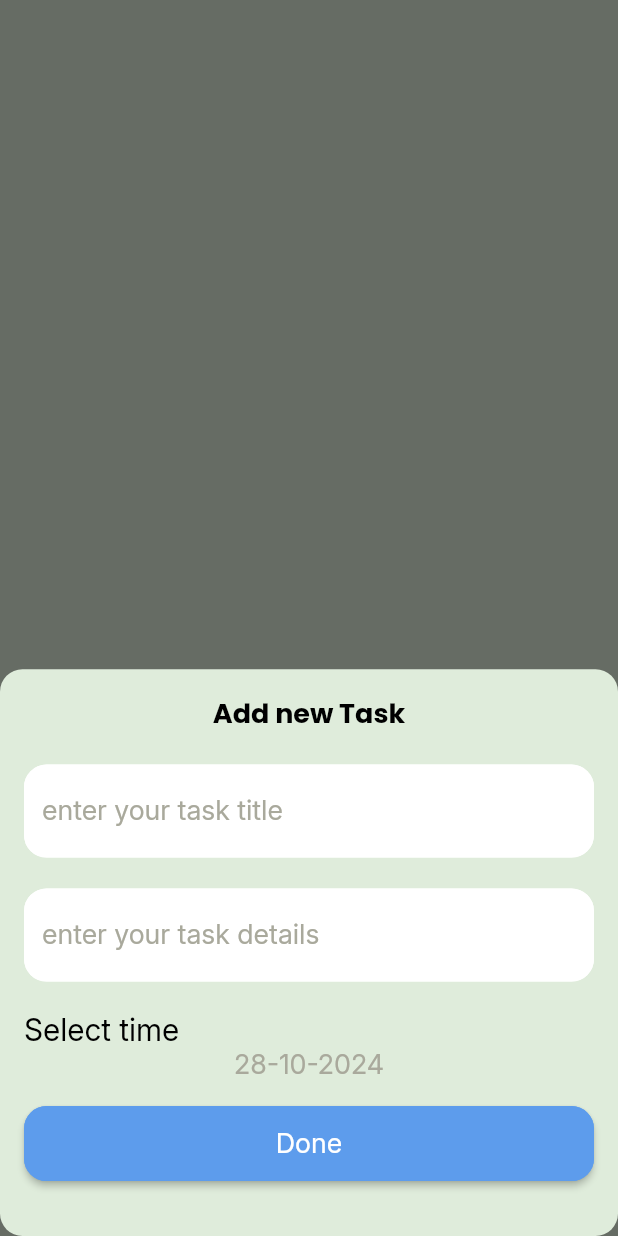
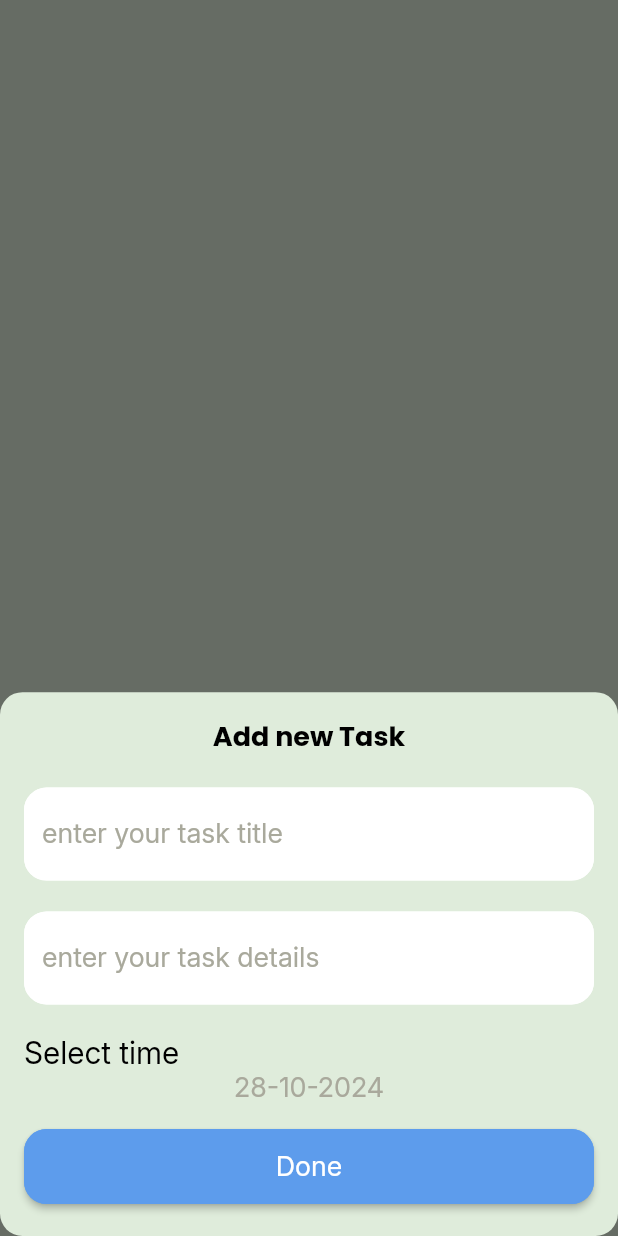
Before and after one commit to youssefehab11/todo_app, a Flutter app: what showTaskBottomSheet() shows on an empty page, opened directly, on a phone screen of 412 x 824 dp. Run offline on Flutter 3.47's test engine with Material 3 defaults, Android fonts, the phone set to English and light mode, and no system bars; our stand-ins replace cloud_firestore, easy_date_timeline, firebase_core, flutter_slidable, flutter_svg, shared_preferences; accounts and stored records are empty.

Commit message:
refactor ui design

```diff
--- a/lib/core/utils/styles.dart
+++ b/lib/core/utils/styles.dart
@@ -16,10 +16,10 @@ class LightTextStyles {
     fontSize: 15,
     color: Colors.black,
   );
-  static const TextStyle text22WeightBold = TextStyle(
+  static const TextStyle text20WeightBold = TextStyle(
     fontFamily: FontsManager.poppins,
     fontWeight: FontWeight.bold,
-    fontSize: 22,
+    fontSize: 20,
     color: ColorsManager.primaryColor,
   );
   static const TextStyle text18WeightNormal = TextStyle(
@@ -61,10 +61,10 @@ class DarkTextStyles {
     fontSize: 15,
     color: Colors.white,
   );
-  static const TextStyle text22WeightBold = TextStyle(
+  static const TextStyle text20WeightBold = TextStyle(
     fontFamily: FontsManager.poppins,
     fontWeight: FontWeight.bold,
-    fontSize: 22,
+    fontSize: 20,
     color: ColorsManager.primaryColor,
   );
   static const TextStyle text18WeightNormal = TextStyle(
--- a/lib/presentation/home/add_task_bottom_sheet/add_task_bottom_sheet.dart
+++ b/lib/presentation/home/add_task_bottom_sheet/add_task_bottom_sheet.dart
@@ -1,6 +1,4 @@
-import 'package:cloud_firestore/cloud_firestore.dart';
 import 'package:flutter/material.dart';
-import 'package:todo_app/presentation/home/add_task_bottom_sheet/model/task_model.dart';
 import 'package:todo_app/presentation/home/add_task_bottom_sheet/widgets/bottom_sheet_title.dart';
 import 'package:todo_app/presentation/home/add_task_bottom_sheet/widgets/confirm_button.dart';
 import 'package:todo_app/presentation/home/add_task_bottom_sheet/widgets/task_info.dart';
@@ -22,10 +20,9 @@ class _AddTaskBottomSheetState extends State<AddTaskBottomSheet> {
   Widget build(BuildContext context) {
     Size size = MediaQuery.of(context).size;
     return Container(
+      height: size.height * 0.44,
       padding: const EdgeInsets.all(16.0),
       margin: MediaQuery.viewInsetsOf(context),
-      child: SingleChildScrollView(
-        physics: const BouncingScrollPhysics(),
       child: Center(
         child: Form(
           key: formKey,
@@ -42,10 +39,14 @@ class _AddTaskBottomSheetState extends State<AddTaskBottomSheet> {
                 taskDescriptionController: taskDescriptionController,
               ),
               SizedBox(height: size.height * 0.02),
-                ConfirmButton(onDonePressed: onDonePressed),
+              ConfirmButton(
+                formKey: formKey,
+                taskTitleController: taskTitleController,
+                taskDescriptionController: taskDescriptionController,
+                datePickerSelectedDate: selectedDate,
+              ),
               SizedBox(height: size.height * 0.025),
             ],
-            ),
           ),
         ),
       ),
@@ -68,33 +69,11 @@ class _AddTaskBottomSheetState extends State<AddTaskBottomSheet> {
       });
     }
   }
-
-  void onDonePressed() {
-    if (formKey.currentState?.validate() ?? false) {
-      FirebaseFirestore db = FirebaseFirestore.instance;
-      CollectionReference<Map<String, dynamic>> collectionReference =
-          db.collection(TaskDM.collectionName);
-      DocumentReference<Map<String, dynamic>> documentReference =
-          collectionReference.doc();
-      TaskDM newTask = TaskDM(
-        id: documentReference.id,
-        title: taskTitleController.text,
-        description: taskDescriptionController.text,
-        dateTime: selectedDate,
-        state: false,
-      );
-      documentReference.set(newTask.toJson()).timeout(
-        const Duration(milliseconds: 500),
-        onTimeout: () {
-          if (mounted) Navigator.pop(context);
-        },
-      );
-    }
-  }
 }
 
 Future<dynamic> showTaskBottomSheet(BuildContext context) =>
     showModalBottomSheet(
+      isScrollControlled: true,
       context: context,
       builder: (context) => const AddTaskBottomSheet(),
       backgroundColor: Theme.of(context).scaffoldBackgroundColor,
--- a/lib/presentation/home/add_task_bottom_sheet/widgets/confirm_button.dart
+++ b/lib/presentation/home/add_task_bottom_sheet/widgets/confirm_button.dart
@@ -1,12 +1,49 @@
+import 'package:cloud_firestore/cloud_firestore.dart';
 import 'package:flutter/material.dart';
 import 'package:todo_app/core/widgets/default_button.dart';
+import 'package:todo_app/presentation/home/add_task_bottom_sheet/model/task_model.dart';
 
 class ConfirmButton extends StatelessWidget {
-  final VoidCallback onDonePressed;
-  const ConfirmButton({super.key, required this.onDonePressed});
+  final TextEditingController taskTitleController;
+  final TextEditingController taskDescriptionController;
+  final DateTime datePickerSelectedDate;
+  final GlobalKey<FormState> formKey;
+  const ConfirmButton({
+    super.key,
+    required this.taskTitleController,
+    required this.taskDescriptionController,
+    required this.datePickerSelectedDate,
+    required this.formKey,
+  });
 
   @override
   Widget build(BuildContext context) {
-    return DefaultButton(btnText: 'Done', onPressed: onDonePressed);
+    return DefaultButton(
+      btnText: 'Done',
+      onPressed: () => onDonePressed(context),
+    );
+  }
+
+  void onDonePressed(BuildContext context) {
+    if (formKey.currentState?.validate() ?? false) {
+      FirebaseFirestore db = FirebaseFirestore.instance;
+      CollectionReference<Map<String, dynamic>> collectionReference =
+          db.collection(TaskDM.collectionName);
+      DocumentReference<Map<String, dynamic>> documentReference =
+          collectionReference.doc();
+      TaskDM newTask = TaskDM(
+        id: documentReference.id,
+        title: taskTitleController.text,
+        description: taskDescriptionController.text,
+        dateTime: datePickerSelectedDate,
+        state: false,
+      );
+      documentReference.set(newTask.toJson()).timeout(
+        const Duration(milliseconds: 500),
+        onTimeout: () {
+          if (context.mounted) Navigator.pop(context);
+        },
+      );
+    }
   }
 }
--- a/lib/presentation/home/home_screen.dart
+++ b/lib/presentation/home/home_screen.dart
@@ -30,6 +30,7 @@ class _HomeScreenState extends State<HomeScreen> {
   Widget build(BuildContext context) {
     return Scaffold(
       appBar: DefaultAppBar(title: appBarTitle),
+      resizeToAvoidBottomInset: false,
       extendBody: true,
       bottomNavigationBar: BottomAppBar(
         shape: const CircularNotchedRectangle(),
--- a/lib/presentation/home/tabs/tasks/widgets/slidable_item_content.dart
+++ b/lib/presentation/home/tabs/tasks/widgets/slidable_item_content.dart
@@ -22,8 +22,7 @@ class SlidableItemContent extends StatelessWidget {
         children: [
           Container(
             width: 4,
-            height: 62,
-            margin: const EdgeInsets.symmetric(horizontal: 16),
+            margin: const EdgeInsets.symmetric(horizontal: 16, vertical: 22),
             decoration: BoxDecoration(
               borderRadius: BorderRadius.circular(12),
               color: theme.primaryColor,
@@ -38,7 +37,7 @@ class SlidableItemContent extends StatelessWidget {
                   taskTitle,
                   maxLines: 1,
                   overflow: TextOverflow.ellipsis,
-                  style: LightTextStyles.text22WeightBold,
+                  style: LightTextStyles.text20WeightBold,
                 ),
                 const SizedBox(
                   height: 4,
--- a/lib/presentation/home/tabs/tasks/widgets/tasks_list.dart
+++ b/lib/presentation/home/tabs/tasks/widgets/tasks_list.dart
@@ -9,6 +9,7 @@ class TasksList extends StatelessWidget {
   @override
   Widget build(BuildContext context) {
     return Expanded(
+      flex: 85,
       child: ListView.builder(
         itemBuilder: (context, index) => TaskItem(
           taskTitle: tasks[index].title,
```
Also changed, not shown: lib/presentation/home/tabs/tasks/widgets/calendar.dart (+9 -56 lines), lib/presentation/home/tabs/tasks/widgets/calendar_bg.dart (added, +24 -0 lines), lib/presentation/home/tabs/tasks/widgets/calendar_list.dart (added, +67 -0 lines). Lines whose indentation alone changed are shown as unchanged.
